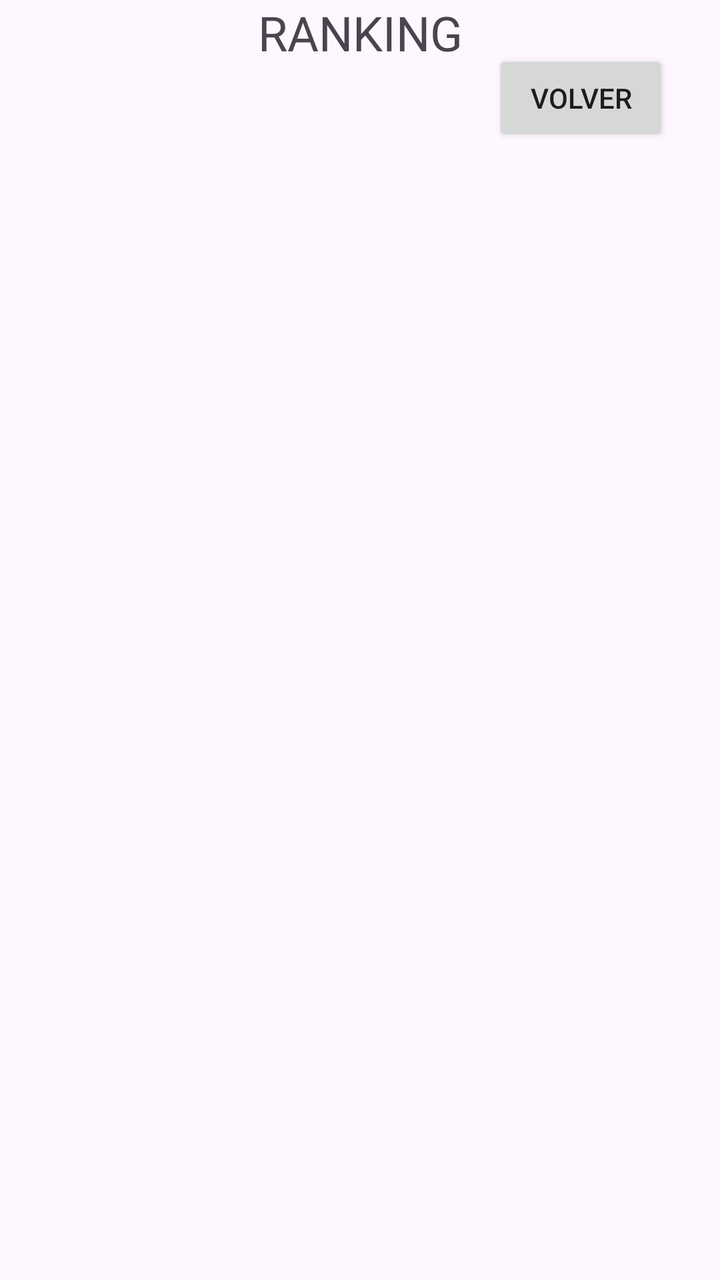
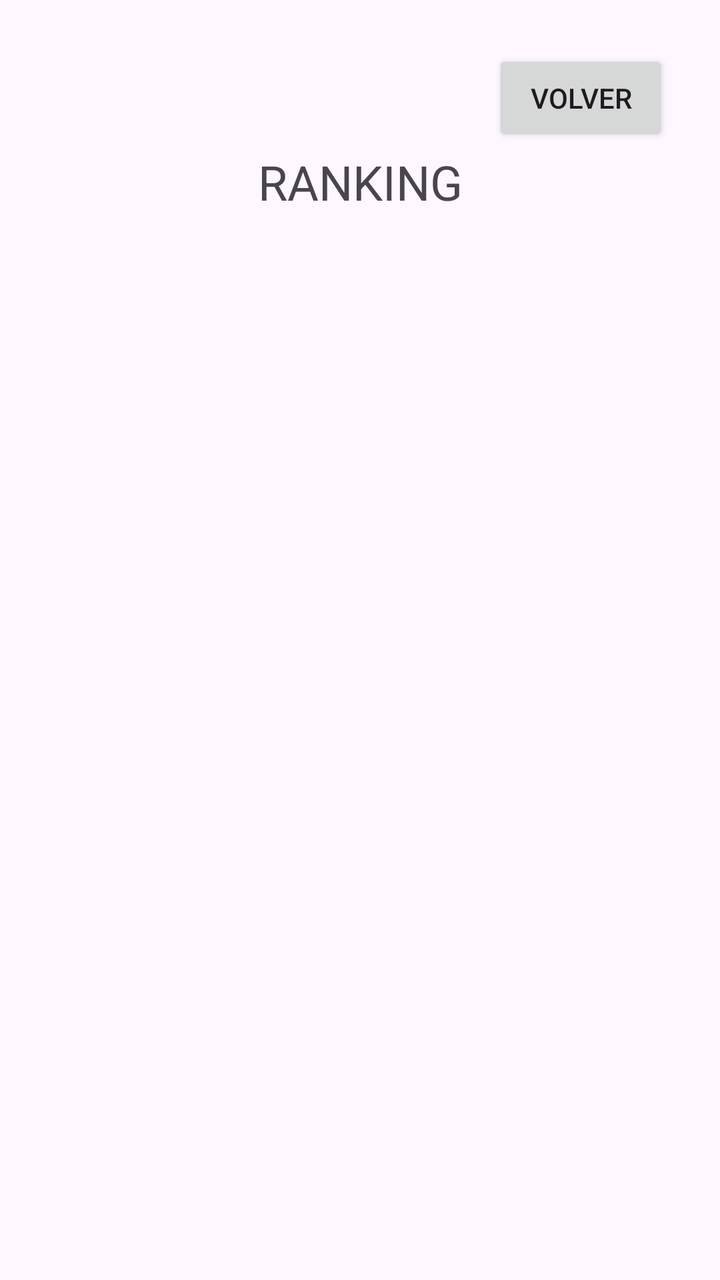

Two renders of the same Android screen: before a commit and after it. Below are the layout's source before the change and the commit's diff.
<!-- AndroidManifest.xml: application theme Theme.AdivinaElNumero -->
<!-- res/layout/activity_ranking.xml -->
<?xml version="1.0" encoding="utf-8"?>
<androidx.constraintlayout.widget.ConstraintLayout xmlns:android="http://schemas.android.com/apk/res/android"
    xmlns:app="http://schemas.android.com/apk/res-auto"
    xmlns:tools="http://schemas.android.com/tools"
    android:id="@+id/main"
    android:layout_width="match_parent"
    android:layout_height="match_parent"
    tools:context=".Ranking">

    <Button
        android:id="@+id/returnButton"
        android:layout_width="wrap_content"
        android:layout_height="wrap_content"
        android:text="Volver"
        app:layout_constraintBottom_toBottomOf="parent"
        app:layout_constraintEnd_toEndOf="parent"
        app:layout_constraintHorizontal_bias="0.906"
        app:layout_constraintStart_toStartOf="parent"
        app:layout_constraintTop_toTopOf="parent"
        app:layout_constraintVertical_bias="0.042" />

    <TextView
        android:id="@+id/rankingText"
        android:layout_width="wrap_content"
        android:layout_height="wrap_content"
        android:text="RANKING"
        android:textSize="24sp"
        app:layout_constraintEnd_toEndOf="parent"
        app:layout_constraintStart_toStartOf="parent"
        app:layout_constraintTop_toTopOf="parent" />
</androidx.constraintlayout.widget.ConstraintLayout>
<!-- resources referenced by this layout -->
<resources>
  <style name="Theme.AdivinaElNumero" parent="Base.Theme.AdivinaElNumero" />
  <style name="Base.Theme.AdivinaElNumero" parent="Theme.Material3.DayNight.NoActionBar">
          
          
      </style>
</resources>

<!-- the commit's change to res/layout/activity_ranking.xml (unified diff, before → after) -->
@@ -25,7 +25,9 @@
         android:layout_height="wrap_content"
         android:text="RANKING"
         android:textSize="24sp"
+        app:layout_constraintBottom_toBottomOf="parent"
         app:layout_constraintEnd_toEndOf="parent"
         app:layout_constraintStart_toStartOf="parent"
-        app:layout_constraintTop_toTopOf="parent" />
+        app:layout_constraintTop_toTopOf="parent"
+        app:layout_constraintVertical_bias="0.123" />
 </androidx.constraintlayout.widget.ConstraintLayout>
